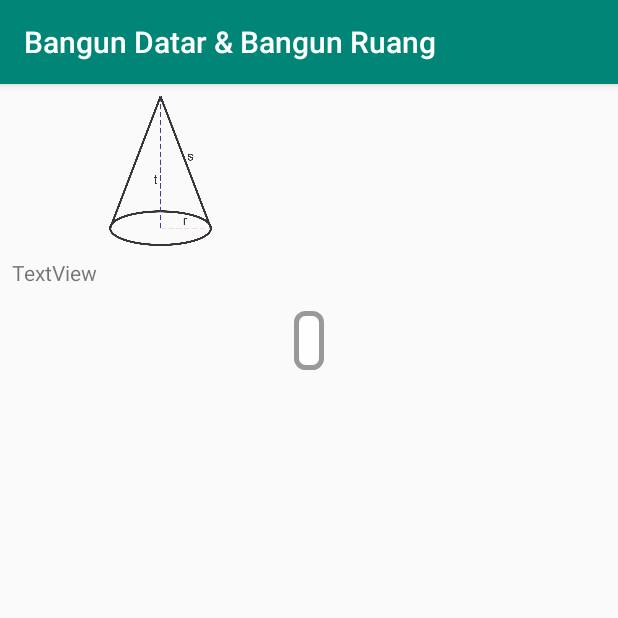
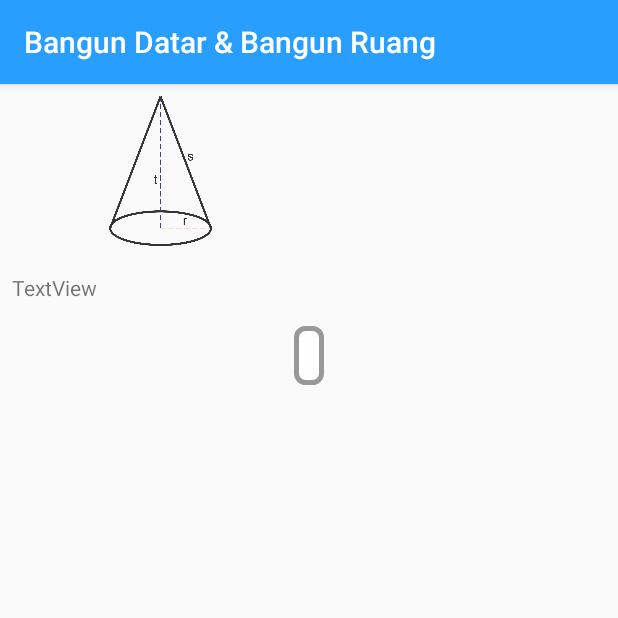
Before and after one commit to kapoet/BangunDatarBangunRuang, an Android app: the DetailBangunActivity screen opened directly, with no data from a screen before it, on a phone screen of 412 x 824 dp, the top half of it. Run offline under Robolectric (Android 15) with nearby library versions, the phone set to English and light mode, and no system bars; Roboto replaces fonts that are not available here; 3 statements that could not run were skipped.

```diff
--- a/app/src/main/java/com/ervin/bangundatarbangunruang/ui/detailbangun/DetailViewModel.java
+++ b/app/src/main/java/com/ervin/bangundatarbangunruang/ui/detailbangun/DetailViewModel.java
@@ -204,7 +204,7 @@ public class DetailViewModel extends ViewModel {
         bangunRuang.bola(new BangunRuang.BangunRuangOneInputCallback() {
             @Override
             public double volume(double a) {
-                return 4/3 * Math.PI * Math.pow(a,3);
+                return (4 * Math.PI * Math.pow(a,3))/3;
             }
 
             @Override
--- a/app/src/main/res/layout/activity_detail_bangun.xml
+++ b/app/src/main/res/layout/activity_detail_bangun.xml
@@ -57,7 +57,7 @@
                     android:layout_weight="0.5"
                     android:fontFamily="serif"
                     android:textAppearance="@style/TextAppearance.AppCompat.Medium"
-                    tools:text="TextView" />
+                    android:text="0" />
             </LinearLayout>
 
             <LinearLayout
@@ -86,7 +86,7 @@
                     android:layout_weight="1"
                     android:fontFamily="serif"
                     android:textAppearance="@style/TextAppearance.AppCompat.Medium"
-                    tools:text="TextView" />
+                    android:text="0" />
             </LinearLayout>
 
             <LinearLayout
@@ -113,7 +113,7 @@
                     android:layout_weight="1"
                     android:fontFamily="serif"
                     android:textAppearance="@style/TextAppearance.AppCompat.Medium"
-                    tools:text="TextView" />
+                    android:text="0" />
             </LinearLayout>
         </LinearLayout>
 
@@ -138,6 +138,7 @@
                 android:id="@+id/tv_keterangan_detail"
                 android:layout_width="match_parent"
                 android:layout_height="wrap_content"
+                android:layout_marginTop="10dp"
                 android:layout_weight="0.5"
                 android:text="TextView" />
 
--- a/app/src/main/res/values/colors.xml
+++ b/app/src/main/res/values/colors.xml
@@ -1,6 +1,6 @@
 <?xml version="1.0" encoding="utf-8"?>
 <resources>
-    <color name="colorPrimary">#008577</color>
-    <color name="colorPrimaryDark">#00574B</color>
+    <color name="colorPrimary">#289EFE</color>
+    <color name="colorPrimaryDark">#0080FF</color>
     <color name="colorAccent">#D81B60</color>
 </resources>
--- a/app/src/main/res/values/strings.xml
+++ b/app/src/main/res/values/strings.xml
@@ -1,8 +1,8 @@
 <resources>
     <string name="app_name">Bangun Datar &amp; Bangun Ruang</string>
-    <string name="title_home">Home</string>
+    <string name="title_home">Bangun Datar</string>
     <string name="title_dashboard">Dashboard</string>
-    <string name="title_notifications">Notifications</string>
+    <string name="title_notifications">Bangun Ruang</string>
     <string name="bangun_datar">Bangun Datar</string>
     <string name="bangun_ruang">Bangun Ruang</string>
     <string name="keliling">Keliling:</string>
@@ -18,12 +18,14 @@
     <string name="rumus_segitiga">Keliling = a + b + c \nLuas = a x t / 2</string>
     <string name="rumus_belah_ketupat">Keliling = 4 x s \nLuas = d1 x d2 / 2</string>
     <string name="rumus_lingkaran">Keliling = 2 x π x r \nLuas =  π x r² </string>
-    <string name="ket_persegi">Persegi adalah suatu segi empat dengan semua sisinya sama panjang dan semua sudut-sudutnya sama besar dan siku-siku</string>
-    <string name="ket_persegipanjang">Persegi panjang adalah bangun datar yang memiliki 2 sisi panjang dan 2 sisi lebar yang dimana sudut-sudutnya berbentuk siku-siku</string>
+    <string name="ket_persegi">Persegi adalah suatu segi empat dengan semua sisinya sama panjang dan semua sudut-sudutnya sama besar dan siku-siku.</string>
+    <string name="ket_persegipanjang">Persegi panjang adalah bangun datar yang memiliki 2 sisi panjang dan 2 sisi lebar yang dimana sudut-sudutnya berbentuk siku-siku.</string>
     <string name="ket_jajargenjang">Jajargenjang adalah bangun datar yang memiliki sepasang sisi yang sejajar namun tidak memiliki sudut siku-siku.</string>
-    <string name="ket_trapesium">Trapesium adalah bangun datar yang memiliki bentuk bervariasi. Pada gambar di atas, trapesium tersebut merupakan <b>trapesium sama kaki</b>, dimana trapesium tersebut memiliki 2 sisi yang sejajar</string>
-    <string name="ket_layang_layang">Layang-layang adalah bangun datar yang berupa segiempat, yang mempunyai 2 pasang sisi yang berdekatan sama panjang dan kedua diagonal berpotongan tegak lurus</string>
+    <string name="ket_trapesium">Trapesium adalah bangun datar yang memiliki bentuk bervariasi. Pada gambar di atas, trapesium tersebut merupakan <b>trapesium sama kaki</b>, dimana trapesium tersebut memiliki 2 sisi yang sejajar.</string>
+    <string name="ket_layang_layang">Layang-layang adalah bangun datar yang berupa segiempat, yang mempunyai 2 pasang sisi yang berdekatan sama panjang dan kedua diagonal berpotongan tegak lurus.</string>
     <string name="ket_segitiga">Segitiga yaitu sebuah bangun datar yang dibatasi oleh 3 buah sisi dan mempunyai 3 buah titik sudut.</string>
+    <string name="ket_belah_ketupat">bangun datar yang berupa segiempat, keempat sisinya sama panjang dan kedua diagonalnya berpotongan tegak lurus.</string>
+    <string name="ket_lingkaran">yaitu bangun datar yang terbentuk dari himpunan semua titik persekitaran yang mengelilingi suatu titik asal dengan jarak yang sama.</string>
 <!--    Bangun Ruang-->
     <string name="rumus_balok">Luas = 2 x (P x L + P x T + L x T) \nVolume = P x L x T</string>
     <string name="rumus_kubus">Luas = 6 x s² \nVolume = S³</string>
@@ -32,4 +34,11 @@
     <string name="rumus_kerucut">Luas = Luas Alas + Luas Selimut \nAtau = π x r² + π x r x s \nVolume = Luas Alas x Tinggi / 3 \nAtau = π x r² x t / 3</string>
     <string name="rumus_limas">Luas = Luas Alas + Luas Jumlah Segitiga \nAtau = s² + (2 x s x (√((s/2)² + (t)²) \nVolume = s² x t / 3</string>
     <string name="rumus_bola">Luas = 4 x π x r² \nVolume = 4/3 x π x r³</string>
+    <string name="ket_balok">Balok adalah bangun ruang yang mempunyai 3 dimensi yang dibentuk oleh 6 buah persegi panjang yang semuanya saling tegak lurus.</string>
+    <string name="ket_kubus">Kubus adalah salah satu bangun ruang yang mempunyai panjang rusuk yang sama atau bangun yang mempunyai enam buah sisi yang sama dan juga sebangun.</string>
+    <string name="ket_tabung">Tabung adalah bangun ruang yang dibatasi sisi lengkung dengan menggunakan dua buah lingkaran dan merupakan bangun ruang tiga dimensi yang memiliki tutup serta alas yang memiliki bentuk lingkaran dengan ukuran yang sama, sementara pada bagain selimutnya mempunyai bentuk persegi panjang.</string>
+    <string name="ket_prisma">Prisma adalah bangun ruang tiga dimensi yang mempunyai alas serta atap dengan bentuk segitiga yang memiliki ukuran sama.</string>
+    <string name="ket_kerucut">Kerucut adalah bangun ruang yang memiliki bentuk lingkaran dengan selimut yang mempunyai irisan dari lingkaran.</string>
+    <string name="ket_limas">Limas adalah bangun ruang yang memiliki alas segi dengan sisi-sisi tegak yang memiliki bentuk segitiga dengan satu sisi, dua rusuk dan satu titik sudut. Gambar limas di atas merupakan limas dengan alas persegi</string>
+    <string name="ket_bola">Bola adalah bangun ruang tiga dimensi yang dibentuk oleh tak hingga lingkaran berjari-jari sama panjang dan berpusat pada satu titik yang sama.</string>
 </resources>
```
Also changed, not shown: app/src/main/java/com/ervin/bangundatarbangunruang/ui/detailbangun/DetailBangunActivity.java (+30 -15 lines), 1 other file.
